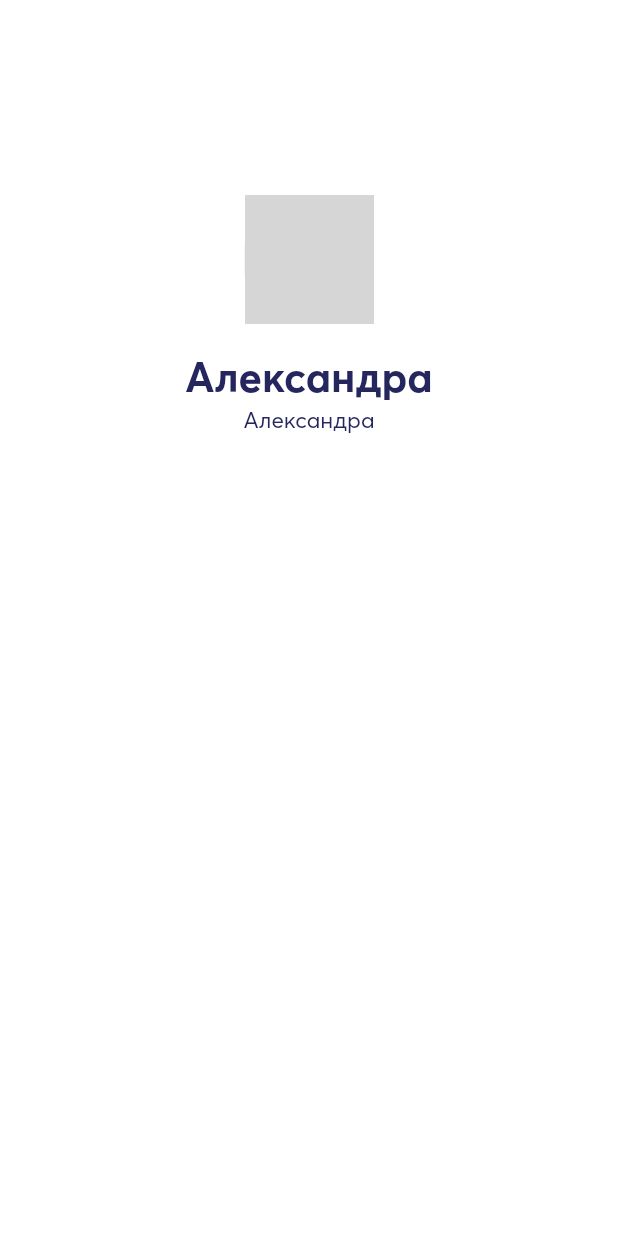
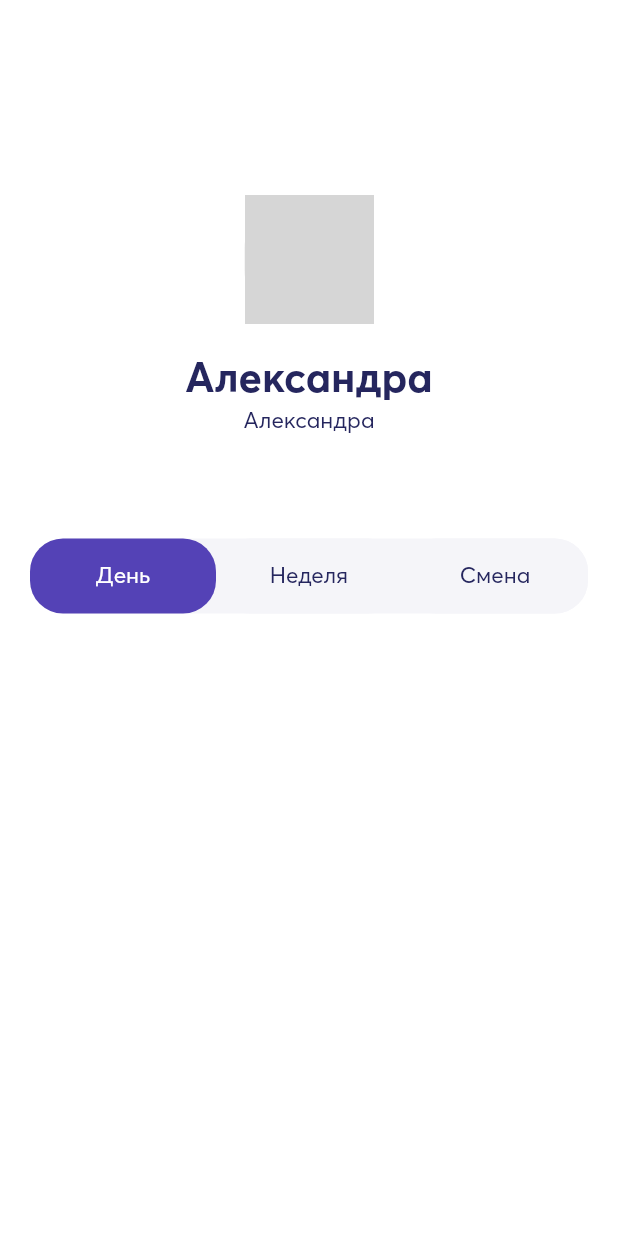
Before and after one commit to Optimist-Hacks/Hackathon.Yanao.2019, a Flutter app: the screen it shows after launch, on a phone screen of 412 x 824 dp. Run offline on Flutter 3.47's test engine with Material 2 defaults, Android fonts, the phone set to English and light mode, and no system bars; drawn by our look-alikes of cached_network_image; our stand-ins replace built_value, rxdart; generated files the repository leaves out were written again; network calls fail; grey boxes are pictures that could not be loaded.

Commit message:
Фильтр дней

```diff
--- /dev/null
+++ b/lib/domain/main_bloc.dart
@@ -0,0 +1,27 @@
+import 'package:flutter_app/model/day_filter.dart';
+import 'package:flutter_app/model/state/main_state.dart';
+import 'package:rxdart/rxdart.dart';
+
+class MainBloc {
+  final _stateSubject = BehaviorSubject<MainState>();
+  MainState initState;
+
+  Stream<MainState> get state => _stateSubject;
+
+  MainBloc() {
+    initState = MainState(
+      (b) => b..activeDayFilter = DayFilter.day.toBuilder(),
+    );
+    _stateSubject.add(initState);
+  }
+
+  void onClickDayFilter(DayFilter dayFilter) {
+    _updateState((b) => b..activeDayFilter = dayFilter.toBuilder());
+  }
+
+  void _updateState(updates(MainStateBuilder builder)) {
+    _stateSubject.add(
+      _stateSubject.value.rebuild(updates),
+    );
+  }
+}
--- /dev/null
+++ b/lib/model/day_filter.dart
@@ -0,0 +1,56 @@
+import 'package:built_value/built_value.dart';
+import 'package:built_value/serializer.dart';
+import 'package:flutter/foundation.dart';
+import 'package:flutter_app/texts.dart';
+
+part 'day_filter.g.dart';
+
+abstract class DayFilter implements Built<DayFilter, DayFilterBuilder> {
+  static Serializer<DayFilter> get serializer => _$dayFilterSerializer;
+
+  static final day = DayFilter._create(
+    value: 0,
+    name: Texts.day,
+  );
+
+  static final week = DayFilter._create(
+    value: 1,
+    name: Texts.week,
+  );
+
+  static final period = DayFilter._create(
+    value: 2,
+    name: Texts.period,
+  );
+
+  int get value;
+
+  String get name;
+
+  DayFilter._();
+
+  static final values = [
+    day,
+    week,
+    period,
+  ];
+
+  factory DayFilter._create({
+    @required int value,
+    @required String name,
+  }) {
+    return _$DayFilter((b) => b
+      ..value = value
+      ..name = name);
+  }
+
+  factory DayFilter.fromValue(int value) {
+    for (final val in values) {
+      if (val.value == value) {
+        return val;
+      }
+    }
+
+    throw UnsupportedError("Unsupported PlaceType value");
+  }
+}
--- /dev/null
+++ b/lib/model/state/main_state.dart
@@ -0,0 +1,12 @@
+import 'package:built_value/built_value.dart';
+import 'package:flutter_app/model/day_filter.dart';
+
+part 'main_state.g.dart';
+
+abstract class MainState implements Built<MainState, MainStateBuilder> {
+  DayFilter get activeDayFilter;
+
+  MainState._();
+
+  factory MainState([void Function(MainStateBuilder) updates]) = _$MainState;
+}
--- a/lib/texts.dart
+++ b/lib/texts.dart
@@ -1,3 +1,6 @@
 class Texts {
   static const appName = "Berezks";
+  static const day = "День";
+  static const week = "Неделя";
+  static const period = "Смена";
 }
--- a/lib/ui/berezka_colors.dart
+++ b/lib/ui/berezka_colors.dart
@@ -1,6 +1,8 @@
 import 'package:flutter/material.dart';
 
 class BerezkaColors {
-  static const background = Colors.white;
+  static const white = Colors.white;
   static const title = Color(0xFF25265E);
+  static const active = Color(0xFF5442B6);
+  static const passive = Color(0xFFF5F5F9);
 }
--- a/lib/ui/main_page.dart
+++ b/lib/ui/main_page.dart
@@ -1,6 +1,13 @@
+import 'dart:async';
+
 import 'package:cached_network_image/cached_network_image.dart';
 import 'package:flutter/material.dart';
+import 'package:flutter_app/domain/main_bloc.dart';
+import 'package:flutter_app/model/day_filter.dart';
+import 'package:flutter_app/model/state/main_state.dart';
 import 'package:flutter_app/ui/berezka_colors.dart';
+import 'package:flutter_app/utils/log.dart';
+import 'package:rxdart/rxdart.dart';
 
 const _tag = "main_page";
 
@@ -13,9 +20,19 @@ class MainPage extends StatefulWidget {
 
 class _MainPageState extends State<MainPage> {
   final GlobalKey<ScaffoldState> _scaffoldKey = GlobalKey<ScaffoldState>();
+  final CompositeSubscription _subscriptions = CompositeSubscription();
+  MainBloc _mainBloc;
+  MainState _state;
 
   @override
   void didChangeDependencies() {
+    if (_mainBloc == null) {
+      _mainBloc = MainBloc();
+      StreamSubscription subscription = _mainBloc.state.listen((state) {
+        setState(() => _state = state);
+      });
+      _subscriptions.add(subscription);
+    }
     super.didChangeDependencies();
   }
 
@@ -26,10 +43,14 @@ class _MainPageState extends State<MainPage> {
 
   @override
   Widget build(BuildContext context) {
+    if (_state == null) {
+      return Center(child: CircularProgressIndicator());
+    }
+
     return Scaffold(
       key: _scaffoldKey,
       body: _body(),
-      backgroundColor: BerezkaColors.background,
+      backgroundColor: BerezkaColors.white,
     );
   }
 
@@ -46,7 +67,57 @@ class _MainPageState extends State<MainPage> {
             SizedBox(height: 5.0),
             _subtitle(),
             SizedBox(height: 70.0),
+            _dayFilters(),
           ],
+        ),
+      ),
+    );
+  }
+
+  Widget _dayFilters() {
+    return Container(
+      margin: EdgeInsets.symmetric(horizontal: 20.0),
+      height: 50.0,
+      width: double.maxFinite,
+      decoration: BoxDecoration(
+        borderRadius: BorderRadius.circular(22.0),
+        color: BerezkaColors.passive,
+      ),
+      child: Row(
+        children: <Widget>[
+          _dayFilter(DayFilter.day),
+          _dayFilter(DayFilter.week),
+          _dayFilter(DayFilter.period),
+        ],
+      ),
+    );
+  }
+
+  Widget _dayFilter(DayFilter dayFilter) {
+    return Expanded(
+      child: SizedBox(
+        height: 50.0,
+        child: RaisedButton(
+          elevation: 0.0,
+          onPressed: () => _onClick(dayFilter),
+          shape: RoundedRectangleBorder(
+            borderRadius: BorderRadius.circular(22.0),
+          ),
+          color: _state.activeDayFilter == dayFilter
+              ? BerezkaColors.active
+              : BerezkaColors.passive,
+          child: Text(
+            dayFilter.name,
+            textAlign: TextAlign.center,
+            style: TextStyle(
+              fontSize: 15.0,
+              height: 1.115,
+              fontWeight: FontWeight.w500,
+              color: _state.activeDayFilter == dayFilter
+                  ? BerezkaColors.white
+                  : BerezkaColors.title,
+            ),
+          ),
         ),
       ),
     );
@@ -90,4 +161,9 @@ class _MainPageState extends State<MainPage> {
       ),
     );
   }
+
+  void _onClick(DayFilter dayFilter) {
+    Log.d(_tag, "Click day filter $dayFilter");
+    _mainBloc.onClickDayFilter(dayFilter);
+  }
 }
--- /dev/null
+++ b/lib/utils/log.dart
@@ -0,0 +1,21 @@
+import 'package:flutter/foundation.dart';
+import 'package:intl/intl.dart';
+
+enum LogType { d, e }
+
+class Log {
+  static final DateFormat _dateFormat = DateFormat('dd-MM-yyyy–HH:mm:ss:ms');
+
+  static void d(String tag, Object message) {
+    log(LogType.d, tag, message);
+  }
+
+  static void e(String tag, Object message) {
+    log(LogType.e, tag, message);
+  }
+
+  static void log(LogType type, String tag, Object message) {
+    String date = _dateFormat.format(DateTime.now());
+    debugPrint("$date [$tag]: $message");
+  }
+}
--- a/pubspec.yaml
+++ b/pubspec.yaml
@@ -11,10 +11,15 @@ dependencies:
   cupertino_icons: ^0.1.2
   provider: ^3.1.0
   cached_network_image: ^1.1.1
+  built_value: ^6.7.1
+  rxdart: ^0.22.3
+  intl: ^0.16.0
 
 dev_dependencies:
   flutter_test:
     sdk: flutter
+  build_runner: ^1.7.1
+  built_value_generator: ^6.7.1
 
 flutter:
   uses-material-design: true
```
Also changed, not shown: lib/model/day_filter.g.dart (added), lib/model/state/main_state.g.dart (added), pubspec.lock.
